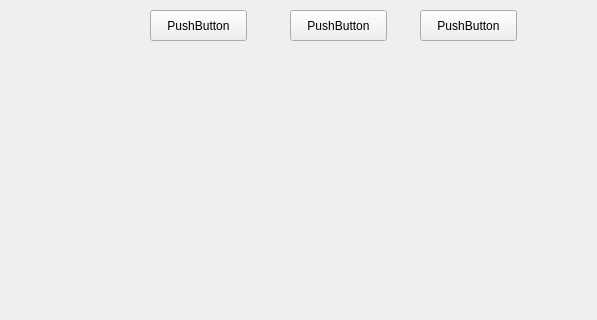
First picture: the form in mainwindow.ui, repository calovey/streamCam, before the edit; both pictures show x 0 to 597 and y 0 to 320 of the 800 by 600 pixel window.
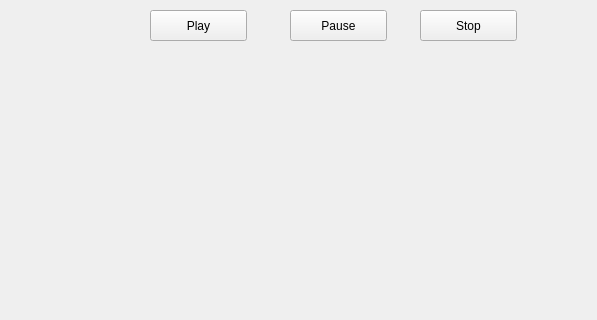
Second picture: the form after the edit.

```diff
--- a/mainwindow.ui
+++ b/mainwindow.ui
@@ -24,7 +24,7 @@
      </rect>
     </property>
     <property name="text">
-     <string>PushButton</string>
+     <string>Play</string>
     </property>
    </widget>
    <widget class="QPushButton" name="streamPause">
@@ -37,7 +37,7 @@
      </rect>
     </property>
     <property name="text">
-     <string>PushButton</string>
+     <string>Pause</string>
     </property>
    </widget>
    <widget class="QPushButton" name="streamStop">
@@ -50,16 +50,16 @@
      </rect>
     </property>
     <property name="text">
-     <string>PushButton</string>
+     <string>Stop</string>
     </property>
    </widget>
    <widget class="QWidget" name="verticalLayoutWidget">
     <property name="geometry">
      <rect>
-      <x>99</x>
-      <y>120</y>
-      <width>361</width>
-      <height>271</height>
+      <x>89</x>
+      <y>80</y>
+      <width>611</width>
+      <height>431</height>
      </rect>
     </property>
     <layout class="QVBoxLayout" name="verticalLayout"/>
```
